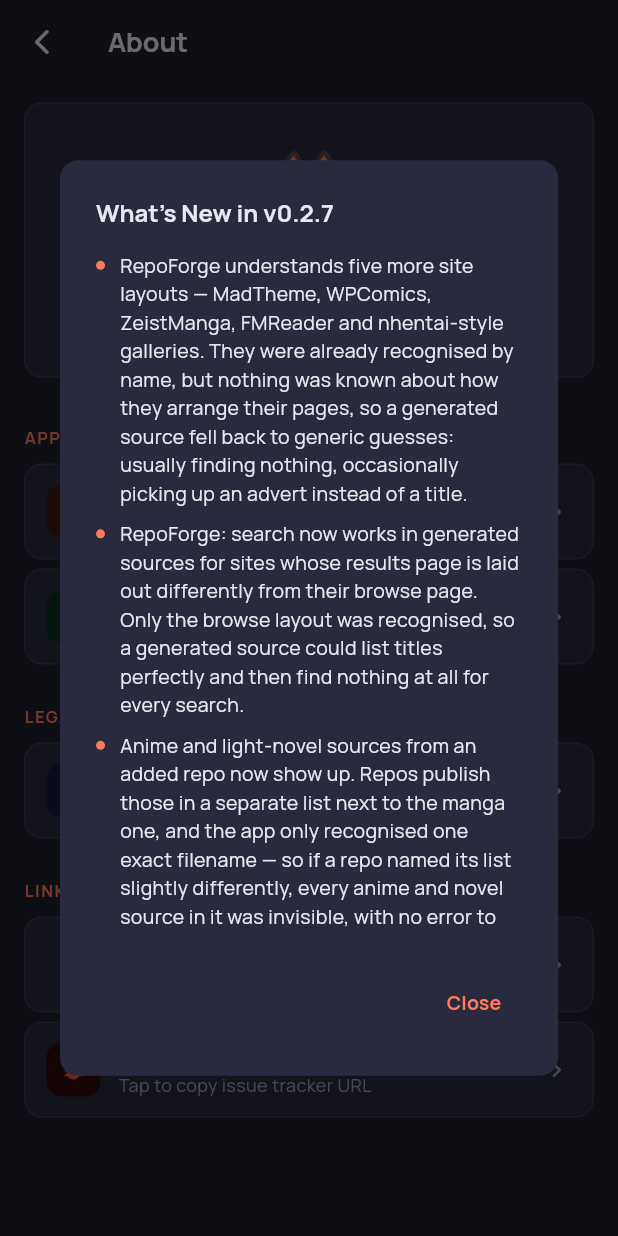
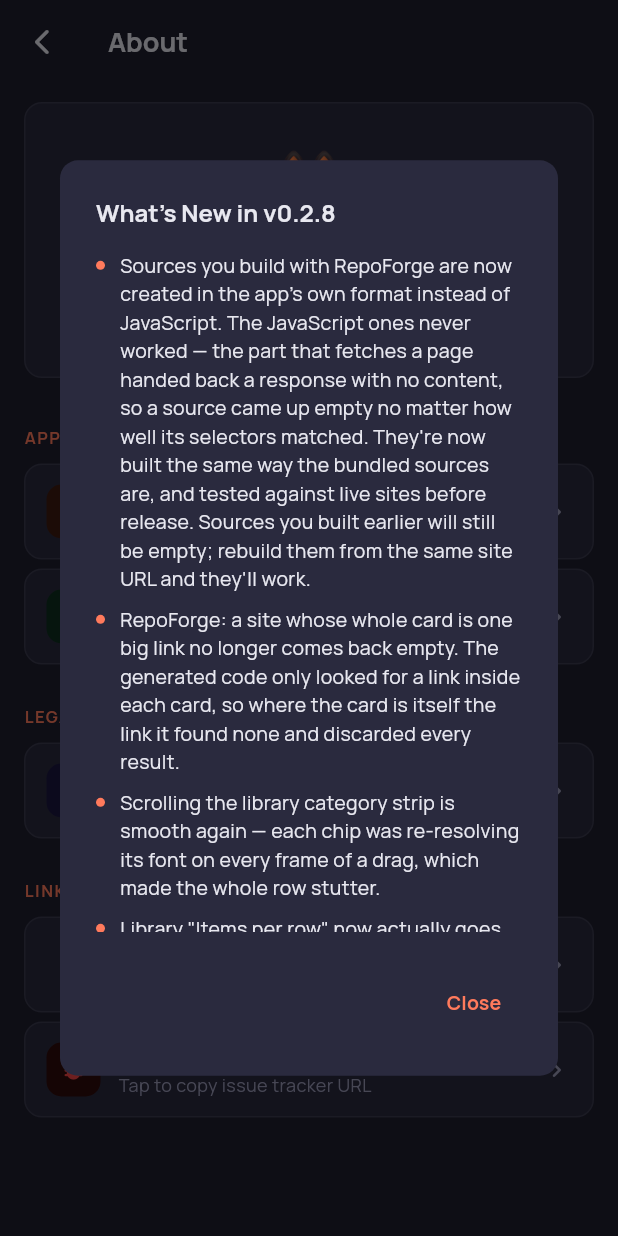
Before and after one commit to ghotato/Foxlations, a Flutter app: the AboutSettingsPage screen opened directly, after a tap on "What's New", on a phone screen of 412 x 824 dp. Run offline on Flutter 3.47's test engine with Material 3 defaults, Android fonts, the phone set to English and light mode, and no system bars; our stand-ins replace cached_network_image, dio, file_picker, flutter_secure_storage, google_fonts, google_generative_ai and 7 more; missing offline and left inert: d4rt, encrypt, flutter_inappwebview, flutter_js, foxlations, google_mlkit_text_recognition and 5 more; accounts and stored records are empty; network calls fail.

Commit message:
build 032 (0.2.8+32)

```diff
--- a/lib/core/repoforge/local_repo_service.dart
+++ b/lib/core/repoforge/local_repo_service.dart
@@ -11,7 +11,7 @@
 /// The repo is a normal Mangayomi/Foxlations tree:
 ///   {docs}/Foxlations/local_repos/my_sources/
 ///     index.json                       ← { repoName, repoVersion, sources:[…] }
-///     manga/src/{lang}/{pkg}.js         ← generated source (relative sourceCodeUrl)
+///     manga/src/{lang}/{pkg}.dart       ← generated source (relative sourceCodeUrl)
 ///
 /// Because `sourceCodeUrl` is stored **relative**, the existing install path
 /// (`SourceManager._resolveSourceCodeUrl` + local-file loading) resolves it
@@ -57,7 +57,7 @@
   /// the repo. Returns the resulting [MangaSource].
   Future<MangaSource> createOrUpdateSource(Map<String, dynamic> ext) async {
     final dir = await _repoDir();
-    final rel = RepoForgeSourceAdapter.pkgPath(ext); // manga/src/en/foo.js
+    final rel = RepoForgeSourceAdapter.pkgPath(ext); // manga/src/en/foo.dart
     final js = RepoForgeSourceAdapter.generateSourceCode(ext);
 
     // Write the JS at its repo-relative path.
--- a/lib/core/repoforge/mangayomi_js_generator.dart
+++ b/lib/core/repoforge/mangayomi_js_generator.dart
@@ -126,6 +126,11 @@
   }
 
   // ── Template filling ──────────────────────────────────────────────────────
+
+  /// Resolved spec + selectors for a detected site, exposed so the Dart
+  /// generator can emit from the same detection result instead of duplicating
+  /// framework identification, selector lookup and endpoint resolution.
+  static DartSpecView specView(Map<String, dynamic> ext) => DartSpecView._(ext);
 
   static String _fill(String template, _Spec s) {
     final sel = s.selectors;
@@ -1924,3 +1929,50 @@
   episodeName: 'a',
   videoIframe: '',
 );
+
+/// Public, read-only view of a resolved [_Spec] and its selectors.
+///
+/// Exists so the Dart generator emits from the SAME detection result the JS one
+/// uses — framework identification, the selector catalog and endpoint discovery
+/// all stay in one place rather than being reimplemented per output language.
+class DartSpecView {
+  final _Spec _s;
+  DartSpecView._(Map<String, dynamic> ext) : _s = _Spec.fromMap(ext);
+
+  String get name => _s.name;
+  String get baseUrl => _s.baseUrl;
+  String get lang => _s.lang;
+  String get framework => _s.framework;
+  int get itemType => _s.itemType;
+
+  /// A valid Dart class name derived from the source name — the emitted file
+  /// declares `class <this> extends MProvider`.
+  String get className {
+    final cleaned = _s.name.replaceAll(RegExp(r'[^A-Za-z0-9]'), '');
+    if (cleaned.isEmpty) return 'GeneratedSource';
+    final head = cleaned[0];
+    // A class name can't start with a digit.
+    return RegExp(r'[0-9]').hasMatch(head)
+        ? 'S$cleaned'
+        : head.toUpperCase() + cleaned.substring(1);
+  }
+
+  String get popularPath => _s.selectors.popularPath;
+  String get latestPath => _s.selectors.latestPath;
+  String get searchPath => _s.selectors.searchPath;
+  String get item => _s.selectors.item;
+  String get title => _s.selectors.title;
+  String get cover => _s.selectors.cover;
+  String get coverAttr => _s.selectors.coverAttr;
+  String get nextPage => _s.selectors.nextPage;
+  String get detailTitle => _s.selectors.detailTitle;
+  String get detailCover => _s.selectors.detailCover;
+  String get detailDesc => _s.selectors.detailDesc;
+  String get detailAuthor => _s.selectors.detailAuthor;
+  String get detailGenre => _s.selectors.detailGenre;
+  String get chapterList => _s.selectors.chapterList;
+  String get chapterName => _s.selectors.chapterName;
+  String get pageImages => _s.selectors.pageImages;
+  String get pageImageAttr => _s.selectors.pageImageAttr;
+  String get episodeList => _s.selectors.episodeList;
+}
--- a/lib/presentation/settings_screen/widgets/about_settings_page.dart
+++ b/lib/presentation/settings_screen/widgets/about_settings_page.dart
@@ -239,6 +239,25 @@
           mainAxisSize: MainAxisSize.min,
           crossAxisAlignment: CrossAxisAlignment.start,
           children: [
+            _ChangelogItem('Sources you build with RepoForge are now created in '
+                'the app\'s own format instead of JavaScript. The JavaScript '
+                'ones never worked — the part that fetches a page handed back '
+                'a response with no content, so a source came up empty no '
+                'matter how well its selectors matched. They\'re now built the '
+                'same way the bundled sources are, and tested against live '
+                'sites before release. Sources you built earlier will still be '
+                'empty; rebuild them from the same site URL and they\'ll work.'),
+            _ChangelogItem('RepoForge: a site whose whole card is one big link '
+                'no longer comes back empty. The generated code only looked '
+                'for a link inside each card, so where the card is itself the '
+                'link it found none and discarded every result.'),
+            _ChangelogItem('Scrolling the library category strip is smooth '
+                'again — each chip was re-resolving its font on every frame of '
+                'a drag, which made the whole row stutter.'),
+            _ChangelogItem('Library "Items per row" now actually goes to 6. '
+                'The option offered up to six, but the grid quietly capped at '
+                'four on a phone, so picking five or six changed the number on '
+                'screen and nothing else.'),
             _ChangelogItem('RepoForge understands five more site layouts — '
                 'MadTheme, WPComics, ZeistManga, FMReader and nhentai-style '
                 'galleries. They were already recognised by name, but nothing '
--- a/notes.txt
+++ b/notes.txt
@@ -1,14 +1,23 @@
-RepoForge recognises more site layouts, so generated sources pick up the right
-things on more sites.
+RepoForge now builds sources that actually work, plus two library fixes.
 
 RepoForge
-- Five more site layouts are now understood properly: MadTheme, WPComics,
-  ZeistManga, FMReader and nhentai-style galleries. These were already being
-  identified by name, but nothing was known about how they arrange their pages,
-  so a generated source fell back to generic guesses — usually finding nothing,
-  and occasionally picking up an advert instead of a title. Each now has its own
-  list, title, cover, chapter and page layouts.
-- Search now works in generated sources for sites whose results page is laid out
-  differently from their browse page. Only the browse layout was recognised, so
-  a source could list titles perfectly and then find nothing at all for every
-  search.
+- Sources you build are now created in the app's own format instead of
+  JavaScript. The JavaScript ones never worked: the part that fetches a page
+  handed back a response with no content, so every source came up empty no
+  matter how well its selectors matched. Nothing about a generated source was
+  visibly wrong, which is why this took so long to pin down. They are now built
+  the same way the bundled sources are, and are tested against live sites before
+  release.
+- A site whose whole card is a single link no longer comes back empty. The
+  generated code only looked for a link inside each card, so on sites where the
+  card *is* the link it found none and quietly discarded every result.
+
+Library
+- "Items per row" now actually goes to 6. The option offered up to six, but the
+  grid quietly capped at four on a phone, so choosing five or six changed the
+  number on screen and nothing else.
+- Scrolling the category strip is smooth again. Each chip was re-resolving its
+  font on every frame of a drag, which made the whole row stutter.
+
+Note: sources you built earlier with RepoForge were JavaScript and will still be
+empty. Rebuild them from the same site URL and they'll work.
--- a/pubspec.yaml
+++ b/pubspec.yaml
@@ -1,7 +1,7 @@
 name: manga_reader
 description: A manga reading app with extension-based sources.
 publish_to: 'none'
-version: 0.2.7+31
+version: 0.2.8+32
 
 environment:
   sdk: ^3.11.3
```
Also changed, not shown: lib/core/repoforge/mangayomi_dart_generator.dart (added, +493 -0 lines), lib/core/repoforge/source_adapter.dart (+25 -20 lines), lib/presentation/library_screen/library_screen.dart (+27 -20 lines).
